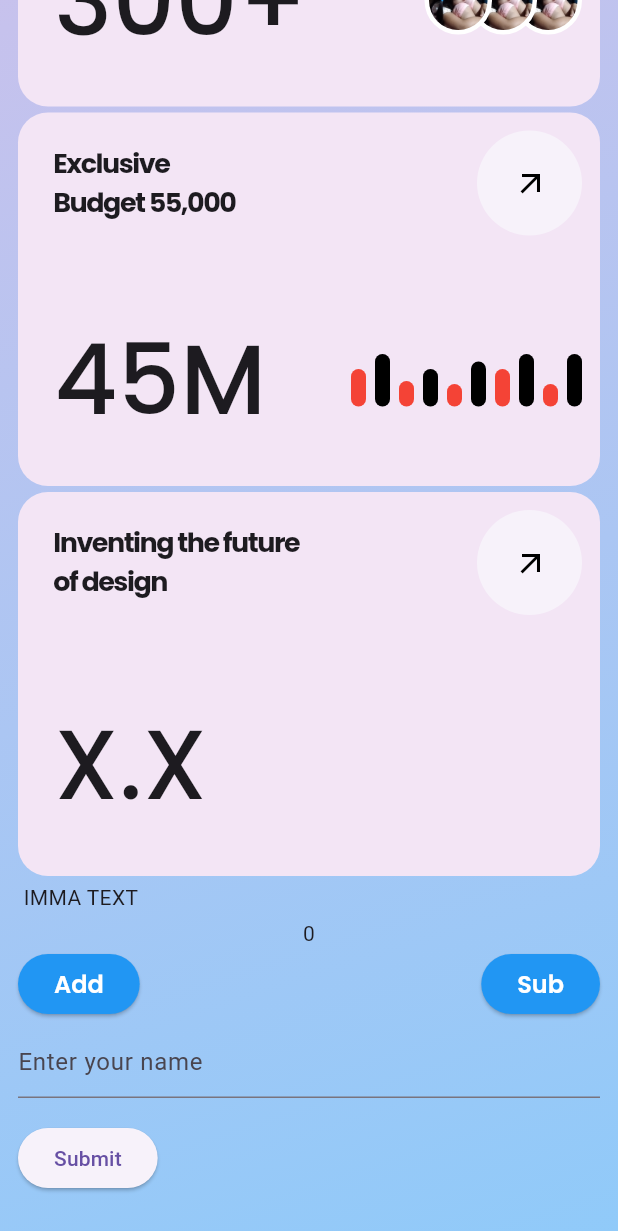
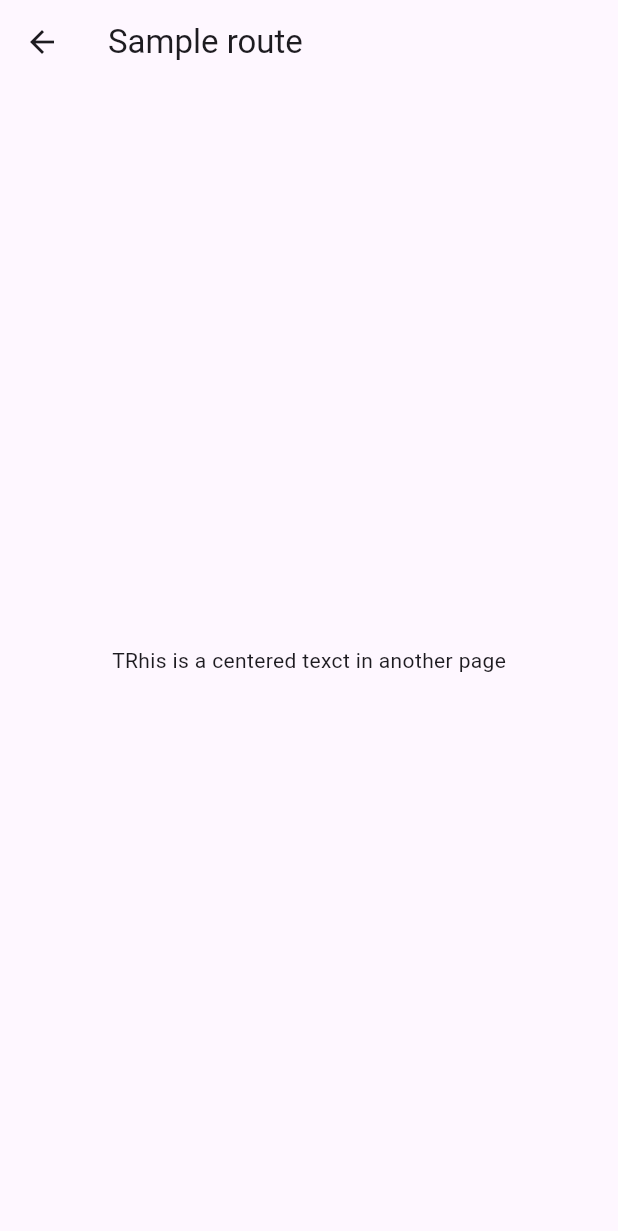
Before and after one commit to Michael-Gatmaitan/practice-flutter, a Flutter app: the screen it shows after launch, scrolled down 449 dp, after a tap on the "arrow outward" icon, on a phone screen of 412 x 824 dp. Shown: the top 1231 px of the screen. Run offline on Flutter 3.47's test engine with Material 3 defaults, Android fonts, the phone set to English and light mode, and no system bars; project files that could hold a hidden picture were left out.

```diff
--- a/lib/components/custom_card.dart
+++ b/lib/components/custom_card.dart
@@ -37,7 +37,23 @@ class CustomCard extends StatelessWidget {
                 ),
               ),
               ElevatedButton(
-                onPressed: () {},
+                onPressed: () {
+                  Navigator.push(
+                    build,
+                    MaterialPageRoute<void>(
+                      builder: (BuildContext context) {
+                        return Scaffold(
+                          appBar: AppBar(title: Text("Sample route")),
+                          body: Center(
+                            child: Text(
+                              "TRhis is a centered texct in another page",
+                            ),
+                          ),
+                        );
+                      },
+                    ),
+                  );
+                },
                 style: ElevatedButton.styleFrom(
                   fixedSize: Size(70, 70),
                   elevation: 0,
```
